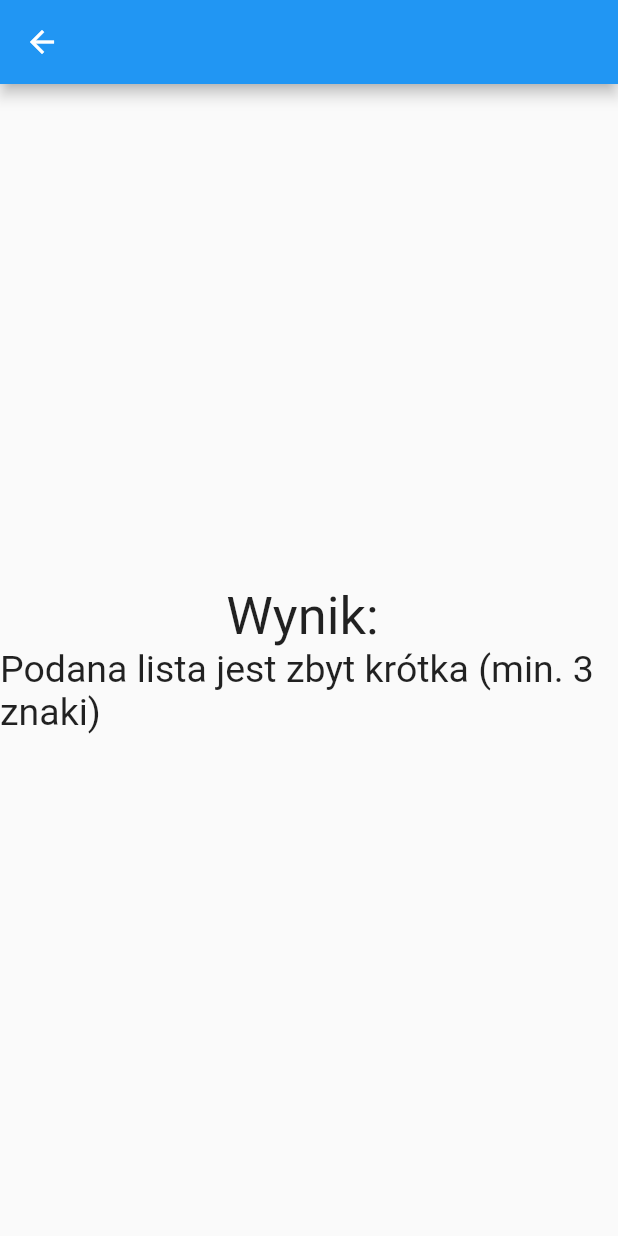
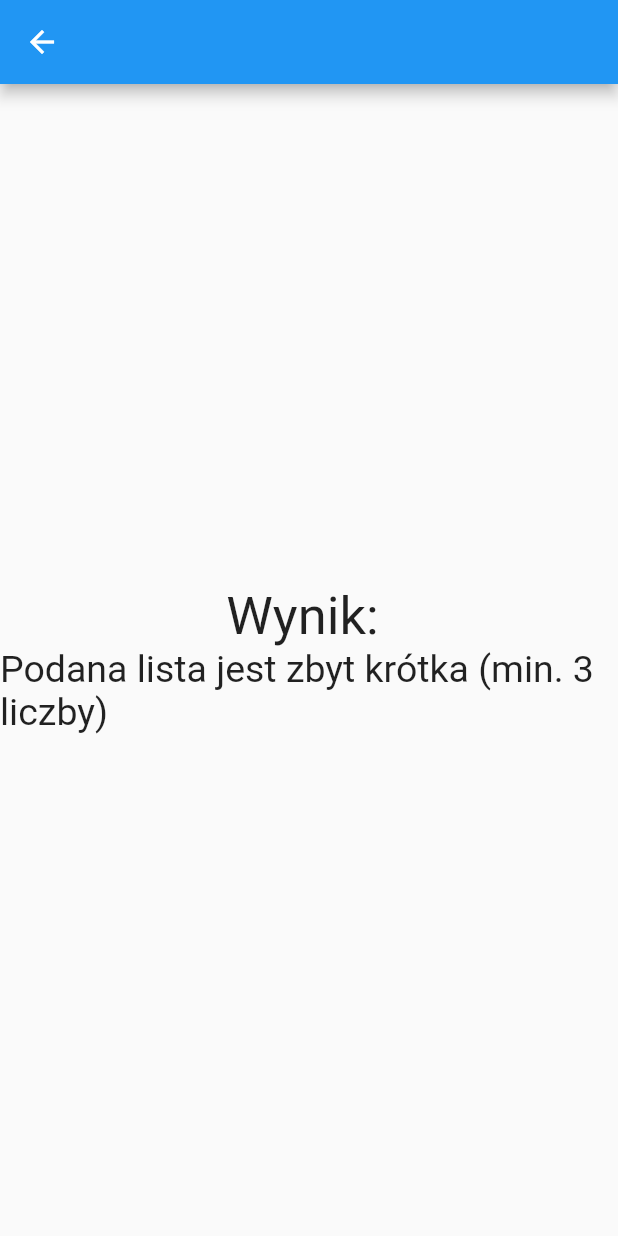
Before and after one commit to stmix/find_outlier_number, a Flutter app: the screen it shows after launch, after a tap on "Wyszukaj", on a phone screen of 412 x 824 dp. Run offline on Flutter 3.47's test engine with Material 2 defaults, Android fonts, the light colour scheme and no system bars.

Commit message:
poprawka komunikatu

```diff
--- a/lib/messages/messages.dart
+++ b/lib/messages/messages.dart
@@ -1,6 +1,6 @@
 const inputHintText = 'Podaj zestaw liczb oddzielonych przecinkami';
 
-const listTooShort = 'Podana lista jest zbyt krótka (min. 3 znaki)';
+const listTooShort = 'Podana lista jest zbyt krótka (min. 3 liczby)';
 
 const allOdd = 'Wszystkie podane liczby są nieparzyste';
 const allEven = 'Wszystkie podane liczby są parzyste';
```
